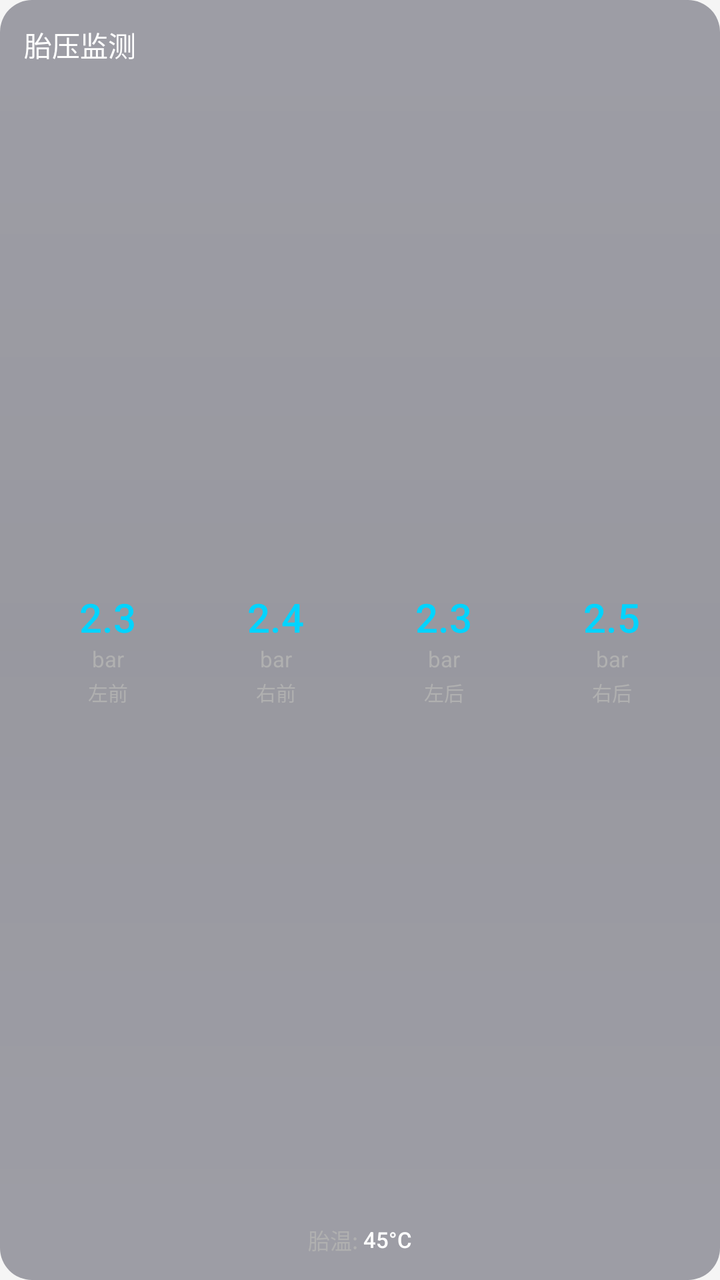
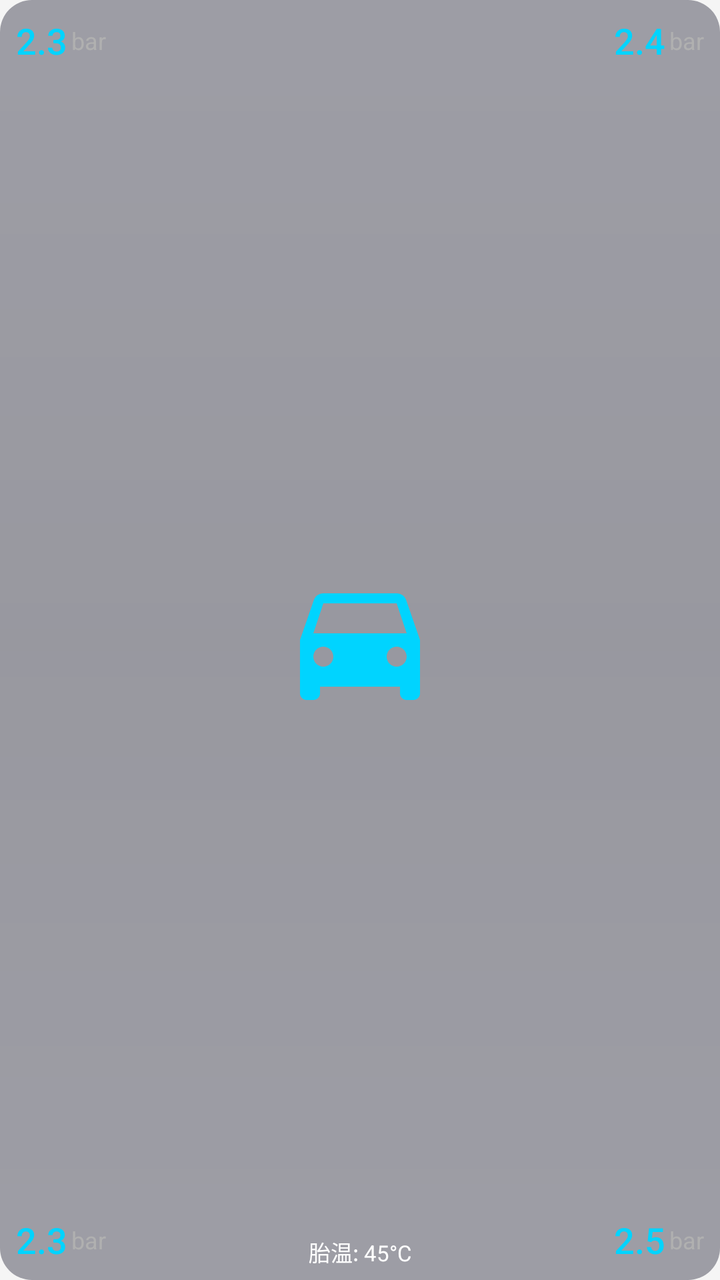

The first picture is an Android layout as it rendered before a commit; the second is the same layout after the commit. The layout source and the unified diff follow.
<!-- AndroidManifest.xml: application theme Theme.YouthDesktop -->
<!-- res/layout/card_tire_pressure.xml -->
<?xml version="1.0" encoding="utf-8"?>
<LinearLayout xmlns:android="http://schemas.android.com/apk/res/android"
    android:layout_width="280dp"
    android:layout_height="100dp"
    android:orientation="vertical"
    android:background="@drawable/card_background_rounded"
    android:padding="12dp"
    android:layout_marginEnd="12dp"
    android:elevation="4dp">

    
    <TextView
        android:layout_width="wrap_content"
        android:layout_height="wrap_content"
        android:text="胎压监测"
        android:textSize="14sp"
        android:textColor="@color/dark_tech_text"
        android:fontFamily="sans-serif-medium"
        android:layout_marginBottom="8dp" />

    
    <LinearLayout
        android:layout_width="match_parent"
        android:layout_height="0dp"
        android:layout_weight="1"
        android:orientation="horizontal"
        android:gravity="center">

        
        <LinearLayout
            android:layout_width="0dp"
            android:layout_height="match_parent"
            android:layout_weight="1"
            android:orientation="vertical"
            android:gravity="center">

            <TextView
                android:id="@+id/text_tire_fl"
                android:layout_width="wrap_content"
                android:layout_height="wrap_content"
                android:text="2.3"
                android:textSize="20sp"
                android:textColor="@color/dark_tech_accent"
                android:fontFamily="sans-serif-medium" />

            <TextView
                android:layout_width="wrap_content"
                android:layout_height="wrap_content"
                android:text="bar"
                android:textSize="11sp"
                android:textColor="@color/dark_tech_text_secondary" />

            <TextView
                android:layout_width="wrap_content"
                android:layout_height="wrap_content"
                android:text="左前"
                android:textSize="10sp"
                android:textColor="@color/dark_tech_text_secondary"
                android:layout_marginTop="2dp" />
        </LinearLayout>

        
        <LinearLayout
            android:layout_width="0dp"
            android:layout_height="match_parent"
            android:layout_weight="1"
            android:orientation="vertical"
            android:gravity="center">

            <TextView
                android:id="@+id/text_tire_fr"
                android:layout_width="wrap_content"
                android:layout_height="wrap_content"
                android:text="2.4"
                android:textSize="20sp"
                android:textColor="@color/dark_tech_accent"
                android:fontFamily="sans-serif-medium" />

            <TextView
                android:layout_width="wrap_content"
                android:layout_height="wrap_content"
                android:text="bar"
                android:textSize="11sp"
                android:textColor="@color/dark_tech_text_secondary" />

            <TextView
                android:layout_width="wrap_content"
                android:layout_height="wrap_content"
                android:text="右前"
                android:textSize="10sp"
                android:textColor="@color/dark_tech_text_secondary"
                android:layout_marginTop="2dp" />
        </LinearLayout>

        
        <LinearLayout
            android:layout_width="0dp"
            android:layout_height="match_parent"
            android:layout_weight="1"
            android:orientation="vertical"
            android:gravity="center">

            <TextView
                android:id="@+id/text_tire_rl"
                android:layout_width="wrap_content"
                android:layout_height="wrap_content"
                android:text="2.3"
                android:textSize="20sp"
                android:textColor="@color/dark_tech_accent"
                android:fontFamily="sans-serif-medium" />

            <TextView
                android:layout_width="wrap_content"
                android:layout_height="wrap_content"
                android:text="bar"
                android:textSize="11sp"
                android:textColor="@color/dark_tech_text_secondary" />

            <TextView
                android:layout_width="wrap_content"
                android:layout_height="wrap_content"
                android:text="左后"
                android:textSize="10sp"
                android:textColor="@color/dark_tech_text_secondary"
                android:layout_marginTop="2dp" />
        </LinearLayout>

        
        <LinearLayout
            android:layout_width="0dp"
            android:layout_height="match_parent"
            android:layout_weight="1"
            android:orientation="vertical"
            android:gravity="center">

            <TextView
                android:id="@+id/text_tire_rr"
                android:layout_width="wrap_content"
                android:layout_height="wrap_content"
                android:text="2.5"
                android:textSize="20sp"
                android:textColor="@color/dark_tech_accent"
                android:fontFamily="sans-serif-medium" />

            <TextView
                android:layout_width="wrap_content"
                android:layout_height="wrap_content"
                android:text="bar"
                android:textSize="11sp"
                android:textColor="@color/dark_tech_text_secondary" />

            <TextView
                android:layout_width="wrap_content"
                android:layout_height="wrap_content"
                android:text="右后"
                android:textSize="10sp"
                android:textColor="@color/dark_tech_text_secondary"
                android:layout_marginTop="2dp" />
        </LinearLayout>
    </LinearLayout>

    
    <LinearLayout
        android:layout_width="match_parent"
        android:layout_height="wrap_content"
        android:orientation="horizontal"
        android:gravity="center"
        android:layout_marginTop="4dp">

        <TextView
            android:layout_width="wrap_content"
            android:layout_height="wrap_content"
            android:text="胎温: "
            android:textSize="11sp"
            android:textColor="@color/dark_tech_text_secondary" />

        <TextView
            android:id="@+id/text_tire_temp"
            android:layout_width="wrap_content"
            android:layout_height="wrap_content"
            android:text="45°C"
            android:textSize="11sp"
            android:textColor="@color/dark_tech_text"
            android:fontFamily="sans-serif-medium" />
    </LinearLayout>

</LinearLayout>
<!-- resources referenced by this layout -->
<resources>
  <color name="dark_tech_accent">#00D4FF</color>
  <color name="dark_tech_text">#FFFFFF</color>
  <color name="dark_tech_text_secondary">#B0B0B0</color>
  <!-- drawable card_background_rounded (drawable) -->
  <?xml version="1.0" encoding="utf-8"?>
  <shape xmlns:android="http://schemas.android.com/apk/res/android"
      android:shape="rectangle">
      <gradient
          android:type="linear"
          android:angle="90"
          android:startColor="#661A1A2E"
          android:centerColor="#660D0D1F"
          android:endColor="#661A1A2E" />
      <corners
          android:topLeftRadius="16dp"
          android:topRightRadius="16dp"
          android:bottomLeftRadius="16dp"
          android:bottomRightRadius="16dp" />
  </shape>
  <style name="Theme.YouthDesktop" parent="Theme.MaterialComponents.Light.NoActionBar">
          <item name="colorPrimary">@color/primary</item>
          <item name="colorPrimaryDark">@color/primary_dark</item>
          <item name="colorAccent">@color/accent</item>
          <item name="android:windowBackground">@color/background</item>
          <item name="android:navigationBarColor">@color/primary_dark</item>
          <item name="android:statusBarColor">@color/statusbar_background</item>
          <item name="android:windowFullscreen">true</item>
          <item name="android:windowLayoutInDisplayCutoutMode">shortEdges</item>
      </style>
  <color name="primary">#2196F3</color>
  <color name="primary_dark">#1976D2</color>
  <color name="accent">#FF4081</color>
  <color name="background">#F5F5F5</color>
  <color name="statusbar_background">#1565C0</color>
</resources>

<!-- the commit's change to res/layout/card_tire_pressure.xml (unified diff, before → after) -->
@@ -1,187 +1,141 @@
 <?xml version="1.0" encoding="utf-8"?>
-<LinearLayout xmlns:android="http://schemas.android.com/apk/res/android"
+<FrameLayout xmlns:android="http://schemas.android.com/apk/res/android"
     android:layout_width="280dp"
     android:layout_height="100dp"
-    android:orientation="vertical"
     android:background="@drawable/card_background_rounded"
-    android:padding="12dp"
     android:layout_marginEnd="12dp"
     android:elevation="4dp">
 
     
-    <TextView
-        android:layout_width="wrap_content"
-        android:layout_height="wrap_content"
-        android:text="胎压监测"
-        android:textSize="14sp"
-        android:textColor="@color/dark_tech_text"
-        android:fontFamily="sans-serif-medium"
-        android:layout_marginBottom="8dp" />
+    <ImageView
+        android:id="@+id/img_car_ty"
+        android:layout_width="80dp"
+        android:layout_height="80dp"
+        android:layout_gravity="center"
+        android:src="@drawable/car_ty_placeholder"
+        android:scaleType="fitCenter" />
 
     
     <LinearLayout
-        android:layout_width="match_parent"
-        android:layout_height="0dp"
-        android:layout_weight="1"
+        android:layout_width="wrap_content"
+        android:layout_height="wrap_content"
         android:orientation="horizontal"
-        android:gravity="center">
+        android:gravity="center"
+        android:layout_gravity="start|top"
+        android:layout_marginStart="8dp"
+        android:layout_marginTop="8dp">
 
-        
-        <LinearLayout
-            android:layout_width="0dp"
-            android:layout_height="match_parent"
-            android:layout_weight="1"
-            android:orientation="vertical"
-            android:gravity="center">
+        <TextView
+            android:id="@+id/text_tire_fl"
+            android:layout_width="wrap_content"
+            android:layout_height="wrap_content"
+            android:text="2.3"
+            android:textSize="18sp"
+            android:textColor="@color/dark_tech_accent"
+            android:fontFamily="sans-serif-medium" />
 
-            <TextView
-                android:id="@+id/text_tire_fl"
-                android:layout_width="wrap_content"
-                android:layout_height="wrap_content"
-                android:text="2.3"
-                android:textSize="20sp"
-                android:textColor="@color/dark_tech_accent"
-                android:fontFamily="sans-serif-medium" />
-
-            <TextView
-                android:layout_width="wrap_content"
-                android:layout_height="wrap_content"
-                android:text="bar"
-                android:textSize="11sp"
-                android:textColor="@color/dark_tech_text_secondary" />
-
-            <TextView
-                android:layout_width="wrap_content"
-                android:layout_height="wrap_content"
-                android:text="左前"
-                android:textSize="10sp"
-                android:textColor="@color/dark_tech_text_secondary"
-                android:layout_marginTop="2dp" />
-        </LinearLayout>
-
-        
-        <LinearLayout
-            android:layout_width="0dp"
-            android:layout_height="match_parent"
-            android:layout_weight="1"
-            android:orientation="vertical"
-            android:gravity="center">
-
-            <TextView
-                android:id="@+id/text_tire_fr"
-                android:layout_width="wrap_content"
-                android:layout_height="wrap_content"
-                android:text="2.4"
-                android:textSize="20sp"
-                android:textColor="@color/dark_tech_accent"
-                android:fontFamily="sans-serif-medium" />
-
-            <TextView
-                android:layout_width="wrap_content"
-                android:layout_height="wrap_content"
-                android:text="bar"
-                android:textSize="11sp"
-                android:textColor="@color/dark_tech_text_secondary" />
-
-            <TextView
-                android:layout_width="wrap_content"
-                android:layout_height="wrap_content"
-                android:text="右前"
-                android:textSize="10sp"
-                android:textColor="@color/dark_tech_text_secondary"
-                android:layout_marginTop="2dp" />
-        </LinearLayout>
-
-        
-        <LinearLayout
-            android:layout_width="0dp"
-            android:layout_height="match_parent"
-            android:layout_weight="1"
-            android:orientation="vertical"
-            android:gravity="center">
-
-            <TextView
-                android:id="@+id/text_tire_rl"
-                android:layout_width="wrap_content"
-                android:layout_height="wrap_content"
-                android:text="2.3"
-                android:textSize="20sp"
-                android:textColor="@color/dark_tech_accent"
-                android:fontFamily="sans-serif-medium" />
-
-            <TextView
-                android:layout_width="wrap_content"
-                android:layout_height="wrap_content"
-                android:text="bar"
-                android:textSize="11sp"
-                android:textColor="@color/dark_tech_text_secondary" />
-
-            <TextView
-                android:layout_width="wrap_content"
-                android:layout_height="wrap_content"
-                android:text="左后"
-                android:textSize="10sp"
-                android:textColor="@color/dark_tech_text_secondary"
-                android:layout_marginTop="2dp" />
-        </LinearLayout>
-
-        
-        <LinearLayout
-            android:layout_width="0dp"
-            android:layout_height="match_parent"
-            android:layout_weight="1"
-            android:orientation="vertical"
-            android:gravity="center">
-
-            <TextView
-                android:id="@+id/text_tire_rr"
-                android:layout_width="wrap_content"
-                android:layout_height="wrap_content"
-                android:text="2.5"
-                android:textSize="20sp"
-                android:textColor="@color/dark_tech_accent"
-                android:fontFamily="sans-serif-medium" />
-
-            <TextView
-                android:layout_width="wrap_content"
-                android:layout_height="wrap_content"
-                android:text="bar"
-                android:textSize="11sp"
-                android:textColor="@color/dark_tech_text_secondary" />
-
-            <TextView
-                android:layout_width="wrap_content"
-                android:layout_height="wrap_content"
-                android:text="右后"
-                android:textSize="10sp"
-                android:textColor="@color/dark_tech_text_secondary"
-                android:layout_marginTop="2dp" />
-        </LinearLayout>
+        <TextView
+            android:layout_width="wrap_content"
+            android:layout_height="wrap_content"
+            android:text="bar"
+            android:textSize="12sp"
+            android:textColor="@color/dark_tech_text_secondary"
+            android:layout_marginStart="2dp" />
     </LinearLayout>
 
     
     <LinearLayout
-        android:layout_width="match_parent"
+        android:layout_width="wrap_content"
         android:layout_height="wrap_content"
         android:orientation="horizontal"
         android:gravity="center"
-        android:layout_marginTop="4dp">
+        android:layout_gravity="end|top"
+        android:layout_marginEnd="8dp"
+        android:layout_marginTop="8dp">
+
+        <TextView
+            android:id="@+id/text_tire_fr"
+            android:layout_width="wrap_content"
+            android:layout_height="wrap_content"
+            android:text="2.4"
+            android:textSize="18sp"
+            android:textColor="@color/dark_tech_accent"
+            android:fontFamily="sans-serif-medium" />
 
         <TextView
             android:layout_width="wrap_content"
             android:layout_height="wrap_content"
-            android:text="胎温: "
-            android:textSize="11sp"
-            android:textColor="@color/dark_tech_text_secondary" />
+            android:text="bar"
+            android:textSize="12sp"
+            android:textColor="@color/dark_tech_text_secondary"
+            android:layout_marginStart="2dp" />
+    </LinearLayout>
+
+    
+    <LinearLayout
+        android:layout_width="wrap_content"
+        android:layout_height="wrap_content"
+        android:orientation="horizontal"
+        android:gravity="center"
+        android:layout_gravity="start|bottom"
+        android:layout_marginStart="8dp"
+        android:layout_marginBottom="8dp">
 
         <TextView
-            android:id="@+id/text_tire_temp"
+            android:id="@+id/text_tire_rl"
             android:layout_width="wrap_content"
             android:layout_height="wrap_content"
-            android:text="45°C"
-            android:textSize="11sp"
-            android:textColor="@color/dark_tech_text"
+            android:text="2.3"
+            android:textSize="18sp"
+            android:textColor="@color/dark_tech_accent"
             android:fontFamily="sans-serif-medium" />
+
+        <TextView
+            android:layout_width="wrap_content"
+            android:layout_height="wrap_content"
+            android:text="bar"
+            android:textSize="12sp"
+            android:textColor="@color/dark_tech_text_secondary"
+            android:layout_marginStart="2dp" />
     </LinearLayout>
 
-</LinearLayout>
+    
+    <LinearLayout
+        android:layout_width="wrap_content"
+        android:layout_height="wrap_content"
+        android:orientation="horizontal"
+        android:gravity="center"
+        android:layout_gravity="end|bottom"
+        android:layout_marginEnd="8dp"
+        android:layout_marginBottom="8dp">
+
+        <TextView
+            android:id="@+id/text_tire_rr"
+            android:layout_width="wrap_content"
+            android:layout_height="wrap_content"
+            android:text="2.5"
+            android:textSize="18sp"
+            android:textColor="@color/dark_tech_accent"
+            android:fontFamily="sans-serif-medium" />
+
+        <TextView
+            android:layout_width="wrap_content"
+            android:layout_height="wrap_content"
+            android:text="bar"
+            android:textSize="12sp"
+            android:textColor="@color/dark_tech_text_secondary"
+            android:layout_marginStart="2dp" />
+    </LinearLayout>
+
+    
+    <TextView
+        android:id="@+id/text_tire_temp"
+        android:layout_width="wrap_content"
+        android:layout_height="wrap_content"
+        android:layout_gravity="bottom|center_horizontal"
+        android:text="胎温: 45°C"
+        android:textSize="11sp"
+        android:textColor="@color/dark_tech_text"
+        android:layout_marginBottom="6dp" />
+
+</FrameLayout>
<!-- resource entries referenced after the edit -->
@@ -3,6 +3,17 @@
   <color name="dark_tech_accent">#00D4FF</color>
   <color name="dark_tech_text">#FFFFFF</color>
   <color name="dark_tech_text_secondary">#B0B0B0</color>
+  <!-- drawable car_ty_placeholder (drawable) -->
+  <?xml version="1.0" encoding="utf-8"?>
+  <vector xmlns:android="http://schemas.android.com/apk/res/android"
+      android:width="80dp"
+      android:height="80dp"
+      android:viewportWidth="24"
+      android:viewportHeight="24">
+      <path
+          android:fillColor="#00D4FF"
+          android:pathData="M18.92,6.01C18.72,5.42 18.16,5 17.5,5h-11c-0.66,0 -1.21,0.42 -1.42,1.01L3,12v8c0,0.55 0.45,1 1,1h1c0.55,0 1,-0.45 1,-1v-1h12v1c0,0.55 0.45,1 1,1h1c0.55,0 1,-0.45 1,-1v-8l-2.08,-5.99zM6.5,16c-0.83,0 -1.5,-0.67 -1.5,-1.5S5.67,13 6.5,13s1.5,0.67 1.5,1.5S7.33,16 6.5,16zM17.5,16c-0.83,0 -1.5,-0.67 -1.5,-1.5s0.67,-1.5 1.5,-1.5 1.5,0.67 1.5,1.5 -0.67,1.5 -1.5,1.5zM5,11l1.5,-4.5h11L19,11H5z"/>
+  </vector>
   <!-- drawable card_background_rounded (drawable) -->
   <?xml version="1.0" encoding="utf-8"?>
   <shape xmlns:android="http://schemas.android.com/apk/res/android"
